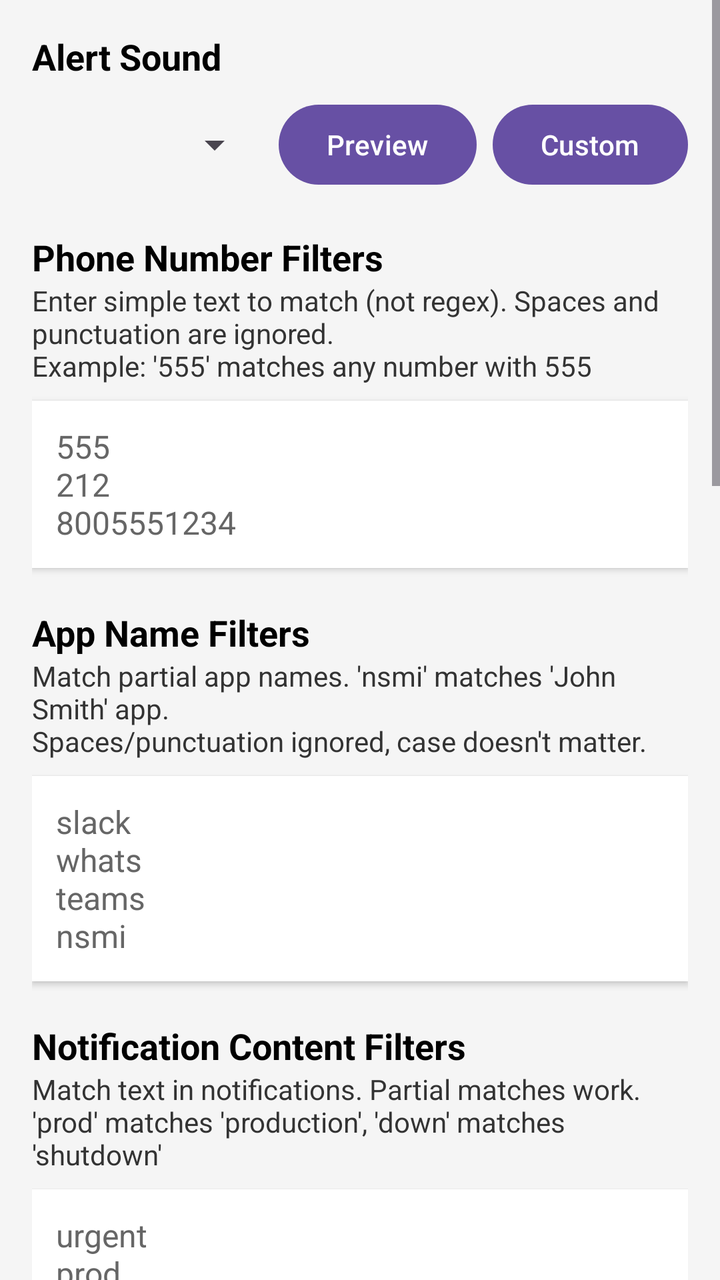
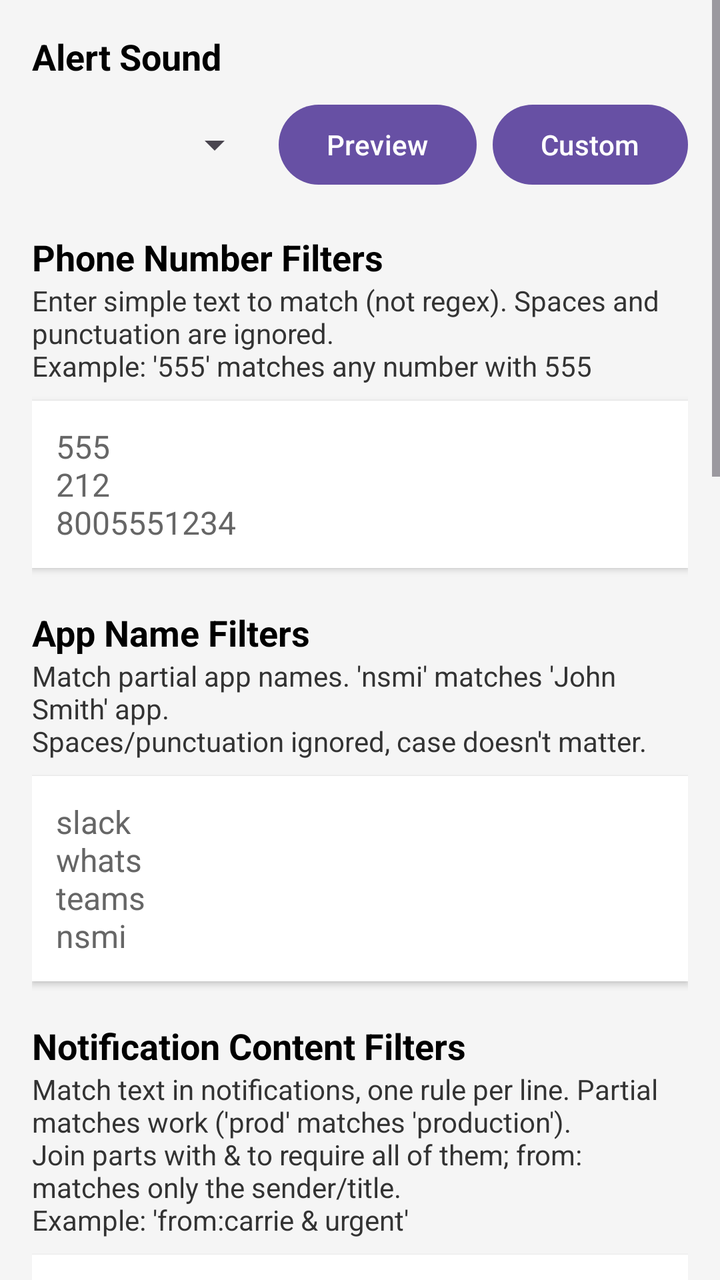

Two renders of the same Android screen: before a commit and after it. Below are the layout's source before the change and the commit's diff.
<!-- AndroidManifest.xml: application theme Theme.DingDong -->
<!-- res/layout/activity_main.xml -->
<?xml version="1.0" encoding="utf-8"?>
<ScrollView xmlns:android="http://schemas.android.com/apk/res/android"
  android:layout_width="match_parent"
  android:layout_height="match_parent"
  android:background="#F5F5F5">

  <LinearLayout
      android:orientation="vertical"
      android:padding="16dp"
      android:layout_width="match_parent"
      android:layout_height="wrap_content">

    <TextView
        android:text="Alert Sound"
        android:layout_width="match_parent"
        android:layout_height="wrap_content"
        android:textStyle="bold"
        android:textSize="18sp"
        android:textColor="#000000" />

    <LinearLayout
        android:orientation="horizontal"
        android:layout_width="match_parent"
        android:layout_height="wrap_content"
        android:layout_marginTop="8dp">

      <Spinner
          android:id="@+id/spinnerSound"
          android:layout_width="0dp"
          android:layout_weight="1"
          android:layout_height="48dp"
          android:textSize="16sp" />

      <Button
          android:id="@+id/btnPreview"
          android:text="Preview"
          android:layout_width="wrap_content"
          android:layout_height="wrap_content"
          android:layout_marginStart="8dp"
          android:textAllCaps="false"
          android:textSize="14sp" />

      <Button
          android:id="@+id/btnCustomSound"
          android:text="Custom"
          android:layout_width="wrap_content"
          android:layout_height="wrap_content"
          android:layout_marginStart="8dp"
          android:textAllCaps="false"
          android:textSize="14sp" />

    </LinearLayout>

    <TextView
        android:text="Phone Number Filters"
        android:layout_width="match_parent"
        android:layout_height="wrap_content"
        android:layout_marginTop="20dp"
        android:textStyle="bold"
        android:textSize="18sp"
        android:textColor="#000000" />

    <TextView
        android:text="Enter simple text to match (not regex). Spaces and punctuation are ignored.\nExample: '555' matches any number with 555"
        android:layout_width="match_parent"
        android:layout_height="wrap_content"
        android:textSize="14sp"
        android:textColor="#333333"
        android:layout_marginBottom="8dp"/>

    <EditText
        android:id="@+id/editPhone"
        android:inputType="textMultiLine"
        android:minLines="3"
        android:layout_width="match_parent"
        android:layout_height="wrap_content"
        android:hint="555\n212\n8005551234"
        android:textColorHint="#666666"
        android:textColor="#000000"
        android:textSize="16sp"
        android:background="#FFFFFF"
        android:padding="12dp"
        android:elevation="2dp" />

    <TextView
        android:text="App Name Filters"
        android:layout_width="match_parent"
        android:layout_height="wrap_content"
        android:layout_marginTop="20dp"
        android:textStyle="bold"
        android:textSize="18sp"
        android:textColor="#000000"/>

    <TextView
        android:text="Match partial app names. 'nsmi' matches 'John Smith' app.\nSpaces/punctuation ignored, case doesn't matter."
        android:layout_width="match_parent"
        android:layout_height="wrap_content"
        android:textSize="14sp"
        android:textColor="#333333"
        android:layout_marginBottom="8dp"/>

    <EditText
        android:id="@+id/editAppNames"
        android:inputType="textMultiLine"
        android:minLines="3"
        android:layout_width="match_parent"
        android:layout_height="wrap_content"
        android:hint="slack\nwhats\nteams\nnsmi"
        android:textColorHint="#666666"
        android:textColor="#000000"
        android:textSize="16sp"
        android:background="#FFFFFF"
        android:padding="12dp"
        android:elevation="2dp" />

    <TextView
        android:text="Notification Content Filters"
        android:layout_width="match_parent"
        android:layout_height="wrap_content"
        android:layout_marginTop="20dp"
        android:textStyle="bold"
        android:textSize="18sp"
        android:textColor="#000000"/>

    <TextView
        android:text="Match text in notifications. Partial matches work.\n'prod' matches 'production', 'down' matches 'shutdown'"
        android:layout_width="match_parent"
        android:layout_height="wrap_content"
        android:textSize="14sp"
        android:textColor="#333333"
        android:layout_marginBottom="8dp"/>

    <EditText
        android:id="@+id/editNotificationContent"
        android:inputType="textMultiLine"
        android:minLines="3"
        android:layout_width="match_parent"
        android:layout_height="wrap_content"
        android:hint="urgent\nprod\ndown\nemergency\ncritical"
        android:textColorHint="#666666"
        android:textColor="#000000"
        android:textSize="16sp"
        android:background="#FFFFFF"
        android:padding="12dp"
        android:elevation="2dp" />

    <CheckBox
        android:id="@+id/checkRequireBoth"
        android:layout_width="match_parent"
        android:layout_height="wrap_content"
        android:layout_marginTop="12dp"
        android:text="Require BOTH app and content match"
        android:textSize="16sp"
        android:textColor="#000000"
        android:checked="false" />

    <TextView
        android:text="Advanced Settings"
        android:layout_width="match_parent"
        android:layout_height="wrap_content"
        android:layout_marginTop="20dp"
        android:textStyle="bold"
        android:textSize="18sp"
        android:textColor="#000000"/>

    <LinearLayout
        android:orientation="horizontal"
        android:layout_width="match_parent"
        android:layout_height="wrap_content"
        android:layout_marginTop="12dp">

        <TextView
            android:text="Minimum Volume Level:"
            android:layout_width="0dp"
            android:layout_weight="1"
            android:layout_height="wrap_content"
            android:textSize="16sp"
            android:textColor="#000000"
            android:layout_gravity="center_vertical"/>

        <SeekBar
            android:id="@+id/seekMinVolume"
            android:layout_width="150dp"
            android:layout_height="wrap_content"
            android:max="100"
            android:progress="10"/>

        <TextView
            android:id="@+id/textMinVolume"
            android:text="10%"
            android:layout_width="50dp"
            android:layout_height="wrap_content"
            android:textSize="16sp"
            android:textColor="#000000"
            android:gravity="center"
            android:layout_gravity="center_vertical"/>
    </LinearLayout>

    <LinearLayout
        android:orientation="horizontal"
        android:layout_width="match_parent"
        android:layout_height="wrap_content"
        android:layout_marginTop="12dp">

        <TextView
            android:text="Volume Restore Delay:"
            android:layout_width="0dp"
            android:layout_weight="1"
            android:layout_height="wrap_content"
            android:textSize="16sp"
            android:textColor="#000000"
            android:layout_gravity="center_vertical"/>

        <SeekBar
            android:id="@+id/seekVolumeDelay"
            android:layout_width="150dp"
            android:layout_height="wrap_content"
            android:max="10"
            android:progress="3"/>

        <TextView
            android:id="@+id/textVolumeDelay"
            android:text="3s"
            android:layout_width="50dp"
            android:layout_height="wrap_content"
            android:textSize="16sp"
            android:textColor="#000000"
            android:gravity="center"
            android:layout_gravity="center_vertical"/>
    </LinearLayout>

    <LinearLayout
        android:orientation="horizontal"
        android:layout_width="match_parent"
        android:layout_height="wrap_content"
        android:layout_marginTop="12dp">

        <TextView
            android:text="Sound Repeat Count:"
            android:layout_width="0dp"
            android:layout_weight="1"
            android:layout_height="wrap_content"
            android:textSize="16sp"
            android:textColor="#000000"
            android:layout_gravity="center_vertical"/>

        <SeekBar
            android:id="@+id/seekRepeatCount"
            android:layout_width="150dp"
            android:layout_height="wrap_content"
            android:max="5"
            android:progress="1"/>

        <TextView
            android:id="@+id/textRepeatCount"
            android:text="1x"
            android:layout_width="50dp"
            android:layout_height="wrap_content"
            android:textSize="16sp"
            android:textColor="#000000"
            android:gravity="center"
            android:layout_gravity="center_vertical"/>
    </LinearLayout>

    <LinearLayout
        android:orientation="horizontal"
        android:layout_width="match_parent"
        android:layout_height="wrap_content"
        android:layout_marginTop="12dp">

        <TextView
            android:text="Wake Lock Duration:"
            android:layout_width="0dp"
            android:layout_weight="1"
            android:layout_height="wrap_content"
            android:textSize="16sp"
            android:textColor="#000000"
            android:layout_gravity="center_vertical"/>

        <SeekBar
            android:id="@+id/seekWakeDuration"
            android:layout_width="150dp"
            android:layout_height="wrap_content"
            android:max="20"
            android:progress="7"/>

        <TextView
            android:id="@+id/textWakeDuration"
            android:text="7s"
            android:layout_width="50dp"
            android:layout_height="wrap_content"
            android:textSize="16sp"
            android:textColor="#000000"
            android:gravity="center"
            android:layout_gravity="center_vertical"/>
    </LinearLayout>

    <CheckBox
        android:id="@+id/checkVibrate"
        android:layout_width="match_parent"
        android:layout_height="wrap_content"
        android:layout_marginTop="12dp"
        android:text="Vibrate with alert"
        android:textSize="16sp"
        android:textColor="#000000"
        android:checked="true" />

    <CheckBox
        android:id="@+id/checkRestoreVolume"
        android:layout_width="match_parent"
        android:layout_height="wrap_content"
        android:layout_marginTop="8dp"
        android:text="Restore original volume after alert"
        android:textSize="16sp"
        android:textColor="#000000"
        android:checked="true" />

    <TextView
        android:text="Event Logging"
        android:layout_width="match_parent"
        android:layout_height="wrap_content"
        android:layout_marginTop="20dp"
        android:textStyle="bold"
        android:textSize="18sp"
        android:textColor="#000000"/>

    <CheckBox
        android:id="@+id/checkEnableLogging"
        android:layout_width="match_parent"
        android:layout_height="wrap_content"
        android:layout_marginTop="12dp"
        android:text="Enable event logging"
        android:textSize="16sp"
        android:textColor="#000000"
        android:checked="true" />

    <LinearLayout
        android:orientation="horizontal"
        android:layout_width="match_parent"
        android:layout_height="wrap_content"
        android:layout_marginTop="12dp">

        <TextView
            android:text="Log Retention:"
            android:layout_width="0dp"
            android:layout_weight="1"
            android:layout_height="wrap_content"
            android:textSize="16sp"
            android:textColor="#000000"
            android:layout_gravity="center_vertical"/>

        <SeekBar
            android:id="@+id/seekLogRetention"
            android:layout_width="150dp"
            android:layout_height="wrap_content"
            android:max="168"
            android:progress="24"/>

        <TextView
            android:id="@+id/textLogRetention"
            android:text="24h"
            android:layout_width="50dp"
            android:layout_height="wrap_content"
            android:textSize="16sp"
            android:textColor="#000000"
            android:gravity="center"
            android:layout_gravity="center_vertical"/>
    </LinearLayout>

    <Button
        android:id="@+id/btnClearLogs"
        android:text="Clear All Logs Now"
        android:layout_width="match_parent"
        android:layout_height="48dp"
        android:layout_marginTop="12dp"
        android:textAllCaps="false"
        android:textSize="14sp"
        android:backgroundTint="#FF5252"
        android:textColor="#FFFFFF"/>

    <LinearLayout
        android:orientation="horizontal"
        android:layout_width="match_parent"
        android:layout_height="wrap_content"
        android:layout_marginTop="16dp">

        <Button
            android:id="@+id/btnSave"
            android:text="Save All Settings"
            android:layout_width="0dp"
            android:layout_weight="1"
            android:layout_height="56dp"
            android:textAllCaps="false"
            android:textSize="16sp"
            android:backgroundTint="#2196F3"
            android:textColor="#FFFFFF"/>

        <Button
            android:id="@+id/btnViewLog"
            android:text="View Log"
            android:layout_width="wrap_content"
            android:layout_height="56dp"
            android:layout_marginStart="8dp"
            android:textAllCaps="false"
            android:textSize="16sp"
            android:backgroundTint="#757575"
            android:textColor="#FFFFFF"/>

    </LinearLayout>

    <TextView
        android:text="Required Permissions"
        android:layout_width="match_parent"
        android:layout_height="wrap_content"
        android:layout_marginTop="32dp"
        android:textStyle="bold"
        android:textSize="18sp"
        android:textColor="#000000"/>

    <Button
        android:id="@+id/btnNotificationAccess"
        android:text="Grant Notification Access"
        android:layout_width="match_parent"
        android:layout_height="56dp"
        android:layout_marginTop="12dp"
        android:textAllCaps="false"
        android:textSize="16sp"/>

    <Button
        android:id="@+id/btnCallScreeningRole"
        android:text="Grant Phone &amp; Call Log Permissions"
        android:layout_width="match_parent"
        android:layout_height="56dp"
        android:layout_marginTop="8dp"
        android:textAllCaps="false"
        android:textSize="16sp"/>

    <Button
        android:id="@+id/btnPostNotifications"
        android:text="Allow Notifications (Android 13+)"
        android:layout_width="match_parent"
        android:layout_height="56dp"
        android:layout_marginTop="8dp"
        android:textAllCaps="false"
        android:textSize="16sp"/>

  </LinearLayout>
</ScrollView>
<!-- resources referenced by this layout -->
<resources>
  <style name="Theme.DingDong" parent="Theme.Material3.DayNight.NoActionBar">
          <item name="android:spinnerDropDownItemStyle">@style/SpinnerDropDownItem</item>
          <item name="android:spinnerItemStyle">@style/SpinnerItem</item>
      </style>
  <style name="SpinnerDropDownItem" parent="Widget.AppCompat.TextView.SpinnerItem">
          <item name="android:textColor">#000000</item>
          <item name="android:background">#FFFFFF</item>
          <item name="android:padding">16dp</item>
      </style>
  <style name="SpinnerItem" parent="Widget.AppCompat.TextView.SpinnerItem">
          <item name="android:textColor">#000000</item>
          <item name="android:background">#FFFFFF</item>
          <item name="android:padding">12dp</item>
      </style>
</resources>

<!-- the commit's change to res/layout/activity_main.xml (unified diff, before → after) -->
@@ -123,7 +123,7 @@
         android:textColor="#000000"/>
 
     <TextView
-        android:text="Match text in notifications. Partial matches work.\n'prod' matches 'production', 'down' matches 'shutdown'"
+        android:text="Match text in notifications, one rule per line. Partial matches work ('prod' matches 'production').\nJoin parts with &amp; to require all of them; from: matches only the sender/title.\nExample: 'from:carrie &amp; urgent'"
         android:layout_width="match_parent"
         android:layout_height="wrap_content"
         android:textSize="14sp"
